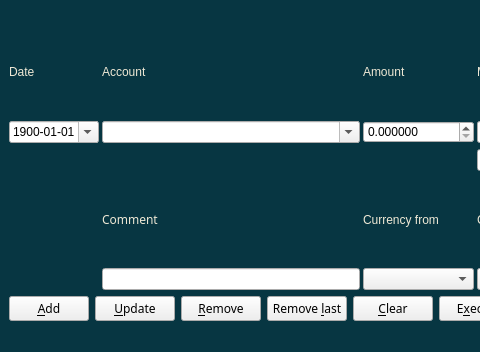
Before: the Qt Designer form lisa/pyqt/viewpyqt.ui in rockwolf/python, drawn with Qt 5; both pictures show x 0 to 480 and y 248 to 600 of the 1198 by 600 pixel window.
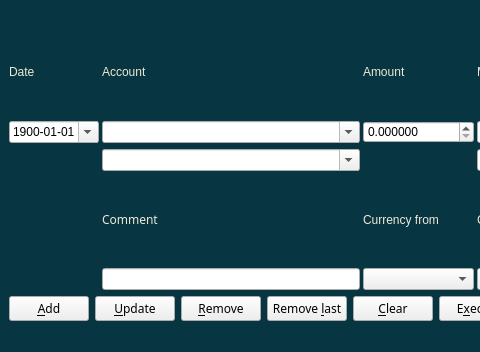
After: the same form once the commit is applied.

What changed in the file:
```diff
--- a/lisa/pyqt/viewpyqt.ui
+++ b/lisa/pyqt/viewpyqt.ui
@@ -183,7 +183,7 @@
        </layout>
       </item>
       <item>
-       <layout class="QGridLayout" name="gridLayout" columnstretch="0,1,0,0,0,0,0,0,0,0,0,0">
+       <layout class="QGridLayout" name="gridLayout" columnstretch="0,1,0,0,0,0,0,0,0,0,0">
         <property name="horizontalSpacing">
          <number>3</number>
         </property>
@@ -614,6 +614,16 @@
           </property>
          </widget>
         </item>
+        <item row="3" column="1">
+         <widget class="QComboBox" name="cmb_account_to">
+          <property name="inputMethodHints">
+           <set>Qt::ImhLowercaseOnly</set>
+          </property>
+          <property name="editable">
+           <bool>true</bool>
+          </property>
+         </widget>
+        </item>
        </layout>
       </item>
       <item>
```
Left out of the diff: 4 changed lines with no effect on the pictures.
